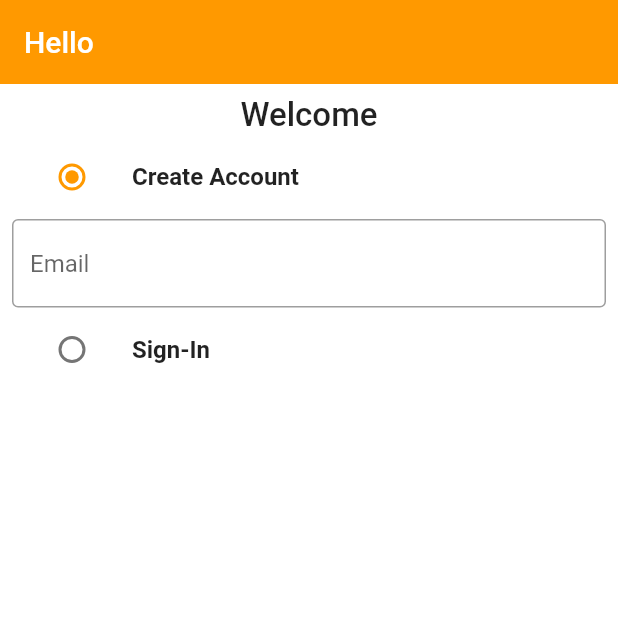
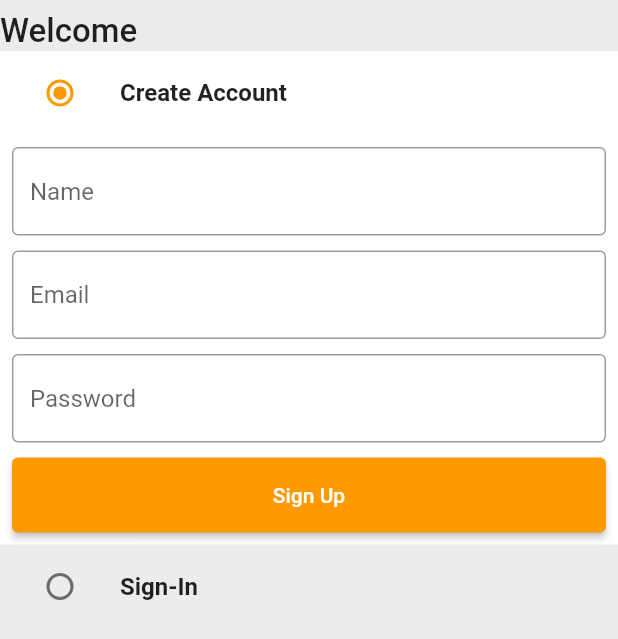
Before and after one commit to Ifwtzzzzzh/omazon-ecommerce-flutter, a Flutter app: the screen it shows after launch, on a phone screen of 412 x 824 dp. Shown: the top 639 px of the screen. Run offline on Flutter 3.47's test engine with Material 2 defaults, Android fonts, the phone set to English and light mode, and no system bars.

```diff
--- /dev/null
+++ b/lib/common/widgets/custom_button.dart
@@ -0,0 +1,23 @@
+import 'package:flutter/material.dart';
+
+class CustomButton extends StatelessWidget {
+  final String text;
+  final VoidCallback onTap;
+
+  const CustomButton({
+    Key? key,
+    required this.text,
+    required this.onTap,
+  }) : super(key: key);
+
+  @override
+  Widget build(BuildContext context) {
+    return ElevatedButton(
+      child: Text(text),
+      onPressed: onTap,
+      style: ElevatedButton.styleFrom(
+        minimumSize: const Size(double.infinity, 50),
+      ),
+    );
+  }
+}
--- a/lib/features/auth/screens/auth_screen.dart
+++ b/lib/features/auth/screens/auth_screen.dart
@@ -1,11 +1,12 @@
 import 'package:flutter/cupertino.dart';
 import 'package:flutter/material.dart';
+import 'package:omazon_ecommerce_app/common/widgets/custom_button.dart';
 import 'package:omazon_ecommerce_app/common/widgets/custom_textfield.dart';
 import 'package:omazon_ecommerce_app/constants/global_variables.dart';
 
 enum Auth {
-  singin,
-  singup,
+  signin,
+  signup,
 }
 
 class AuthScreen extends StatefulWidget {
@@ -17,7 +18,7 @@ class AuthScreen extends StatefulWidget {
 }
 
 class _AuthScreenState extends State<AuthScreen> {
-  Auth _auth = Auth.singup;
+  Auth _auth = Auth.signup;
   final _signUpFormKey = GlobalKey<FormState>();
   final _signInFormKey = GlobalKey<FormState>();
 
@@ -36,20 +37,25 @@ class _AuthScreenState extends State<AuthScreen> {
   @override
   Widget build(BuildContext context) {
     return Scaffold(
-      backgroundColor: GlobalVariable.backgroundColor,
+      backgroundColor: GlobalVariable.greyBackgroundColor,
       body: SafeArea(
-        child: Padding(
-          padding: const EdgeInsets.all(8.0),
         child: Column(
+          crossAxisAlignment: CrossAxisAlignment.start,
           children: [
-              const Text(
+            const Padding(
+              padding: EdgeInsets.only(top: 8),
+              child: Text(
                 'Welcome',
                 style: TextStyle(
                   fontSize: 22,
                   fontWeight: FontWeight.w500,
                 ),
               ),
+            ),
             ListTile(
+              tileColor: _auth == Auth.signup
+                  ? GlobalVariable.backgroundColor
+                  : GlobalVariable.greyBackgroundColor,
               title: const Text(
                 'Create Account',
                 style: TextStyle(
@@ -58,7 +64,7 @@ class _AuthScreenState extends State<AuthScreen> {
               ),
               leading: Radio(
                 activeColor: GlobalVariable.secondaryColor,
-                  value: Auth.singup,
+                value: Auth.signup,
                 groupValue: _auth,
                 onChanged: (Auth? val) {
                   setState(() {
@@ -67,19 +73,41 @@ class _AuthScreenState extends State<AuthScreen> {
                 },
               ),
             ),
-              if (_auth == Auth.singup)
-                Form(
+            if (_auth == Auth.signup)
+              Container(
+                padding: const EdgeInsets.all(8),
+                color: GlobalVariable.backgroundColor,
+                child: Form(
                   key: _signUpFormKey,
                   child: Column(
                     children: [
                       CustomTextField(
+                        controller: _nameController,
+                        hintText: 'Name',
+                      ),
+                      const SizedBox(height: 10),
+                      CustomTextField(
                         controller: _emailController,
                         hintText: 'Email',
-                      )
+                      ),
+                      const SizedBox(height: 10),
+                      CustomTextField(
+                        controller: _passwordController,
+                        hintText: 'Password',
+                      ),
+                      const SizedBox(height: 10),
+                      CustomButton(
+                        text: 'Sign Up',
+                        onTap: () {},
+                      ),
                     ],
                   ),
                 ),
+              ),
             ListTile(
+              tileColor: _auth == Auth.signin
+                  ? GlobalVariable.backgroundColor
+                  : GlobalVariable.greyBackgroundColor,
               title: const Text(
                 'Sign-In',
                 style: TextStyle(
@@ -88,7 +116,7 @@ class _AuthScreenState extends State<AuthScreen> {
               ),
               leading: Radio(
                 activeColor: GlobalVariable.secondaryColor,
-                  value: Auth.singin,
+                value: Auth.signin,
                 groupValue: _auth,
                 onChanged: (Auth? val) {
                   setState(() {
@@ -97,8 +125,34 @@ class _AuthScreenState extends State<AuthScreen> {
                 },
               ),
             ),
+            if (_auth == Auth.signin)
+              Container(
+                padding: const EdgeInsets.all(8),
+                color: GlobalVariable.backgroundColor,
+                child: Form(
+                  key: _signInFormKey,
+                  child: Column(
+                    children: [
+                      const SizedBox(height: 10),
+                      CustomTextField(
+                        controller: _emailController,
+                        hintText: 'Email',
+                      ),
+                      const SizedBox(height: 10),
+                      CustomTextField(
+                        controller: _passwordController,
+                        hintText: 'Password',
+                      ),
+                      const SizedBox(height: 10),
+                      CustomButton(
+                        text: 'Sign In',
+                        onTap: () {},
+                      ),
                     ],
                   ),
+                ),
+              ),
+          ],
         ),
       ),
     );
--- a/lib/main.dart
+++ b/lib/main.dart
@@ -27,9 +27,8 @@ class MyApp extends StatelessWidget {
         ),
       ),
       onGenerateRoute: (settings) => generateRoute(settings),
-      home: Scaffold(
-        appBar: AppBar(title: const Text('Hello')),
-        body: const AuthScreen(),
+      home: const Scaffold(
+        body: AuthScreen(),
       ),
     );
   }
```
Also changed, not shown: 5 other files. Lines whose indentation alone changed are shown as unchanged.
